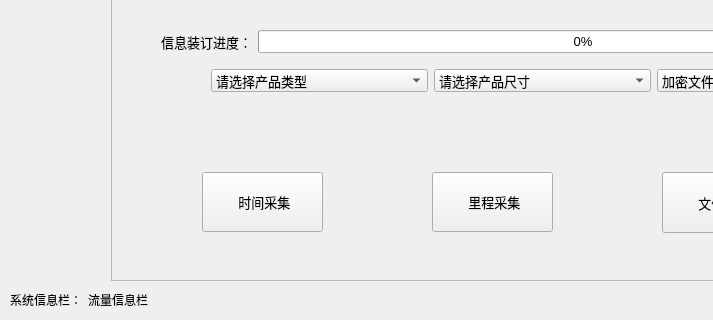
The window that uidemo08/form/frmmain.ui (ZeYu1391774324/BX-MagnetDetectorProject) describes before a commit, drawn with Qt 5; both pictures show x 0 to 713 and y 340 to 660 of the 987 by 660 pixel window.
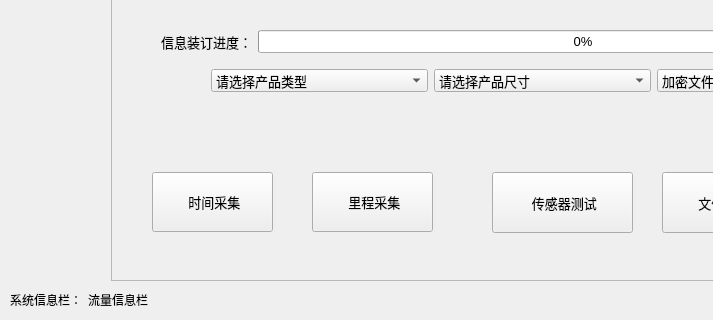
The same window after the commit. The open tabs and pages were chosen to show the change. Icons and pictures are not drawn.

The edit to the form file:
```diff
--- a/uidemo08/form/frmmain.ui
+++ b/uidemo08/form/frmmain.ui
@@ -2249,7 +2249,7 @@
           <widget class="QToolButton" name="CollectByDistanceBtn">
            <property name="geometry">
             <rect>
-             <x>320</x>
+             <x>200</x>
              <y>430</y>
              <width>121</width>
              <height>60</height>
@@ -2281,7 +2281,7 @@
           <widget class="QToolButton" name="CollectByTimeBtn">
            <property name="geometry">
             <rect>
-             <x>90</x>
+             <x>40</x>
              <y>430</y>
              <width>121</width>
              <height>60</height>
@@ -2448,6 +2448,32 @@
             <enum>Qt::ToolButtonTextBesideIcon</enum>
            </property>
           </widget>
+          <widget class="QToolButton" name="testPanelBtn">
+           <property name="geometry">
+            <rect>
+             <x>380</x>
+             <y>430</y>
+             <width>141</width>
+             <height>61</height>
+            </rect>
+           </property>
+           <property name="text">
+            <string> 传感器测试</string>
+           </property>
+           <property name="icon">
+            <iconset resource="../../src.qrc">
+             <normaloff>:/uidemo08/dataCollectingIcon_files/1-200412191038.png</normaloff>:/uidemo08/dataCollectingIcon_files/1-200412191038.png</iconset>
+           </property>
+           <property name="iconSize">
+            <size>
+             <width>42</width>
+             <height>42</height>
+            </size>
+           </property>
+           <property name="toolButtonStyle">
+            <enum>Qt::ToolButtonTextBesideIcon</enum>
+           </property>
+          </widget>
          </widget>
          <widget class="QWidget" name="UserConfigPage">
           <widget class="QGroupBox" name="groupBox_6">
```
Left out of the diff: 2 changed lines with no effect on the pictures.
